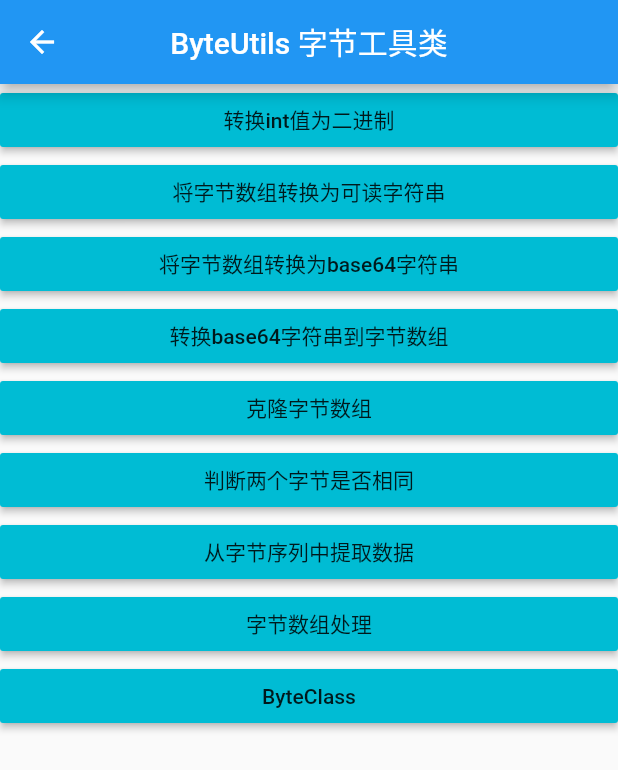
After one commit to yangchong211/YCFlutterUtils, a Flutter app: the BytePage screen opened directly, after a tap on "转换int值为二进制", on a phone screen of 412 x 824 dp. The commit adds this screen. Shown: the top 770 px of the screen. Run offline on Flutter 3.47's test engine with Material 2 defaults, Android fonts, the phone set to English and light mode, and no system bars; our stand-ins replace cached_network_image, convert, shared_preferences; accounts and stored records are empty; generated files the repository leaves out were written again.

Commit message:
添加字节处理工具类

```diff
--- a/example/lib/main.dart
+++ b/example/lib/main.dart
@@ -7,6 +7,7 @@ import 'package:yc_flutter_utils/except/handle_exception.dart';
 import 'package:flutter_localizations/flutter_localizations.dart';
 import 'package:yc_flutter_utils/log/log_utils.dart';
 import 'package:yc_flutter_utils_example/utils/bus_utils_page.dart';
+import 'package:yc_flutter_utils_example/utils/byte_utils_page.dart';
 import 'package:yc_flutter_utils_example/utils/color_utils_page.dart';
 import 'package:yc_flutter_utils_example/utils/data_utils_page.dart';
 import 'package:yc_flutter_utils_example/utils/encrypt_utils_page.dart';
@@ -175,6 +176,7 @@ class HomePageState extends State<HomePage>{
               CustomRaisedButton(new SpPage(), "SpUtils sp存储工具类"),
               CustomRaisedButton(new ParserPage(), "MarkupUtils 解析xml/html工具类"),
               CustomRaisedButton(new SystemPage(), "SystemUtils 系统工具类"),
+              CustomRaisedButton(new BytePage(), "Byte 字节工具类"),
               CustomRaisedButton(new OtherPage(), "其他一些工具类"),
             ],
           ),
--- /dev/null
+++ b/example/lib/utils/byte_utils_page.dart
@@ -0,0 +1,258 @@
+
+
+import 'dart:typed_data';
+
+import 'package:flutter/material.dart';
+import 'package:yc_flutter_utils/byte/byte.dart';
+import 'package:yc_flutter_utils/byte/byte_array.dart';
+import 'package:yc_flutter_utils/byte/byte_double_word.dart';
+import 'package:yc_flutter_utils/byte/byte_utils.dart';
+import 'package:yc_flutter_utils/byte/byte_word.dart';
+
+class BytePage extends StatefulWidget {
+
+  @override
+  State<StatefulWidget> createState() {
+    return new _PageState();
+  }
+}
+
+class _PageState extends State<BytePage> {
+
+  @override
+  void initState() {
+    super.initState();
+  }
+
+  @override
+  Widget build(BuildContext context) {
+    return Scaffold(
+      appBar: new AppBar(
+        title: new Text("ByteUtils 字节工具类"),
+        centerTitle: true,
+      ),
+      body: Center(child: WidgetExample()),
+    );
+  }
+}
+
+
+class WidgetExample extends StatelessWidget {
+  @override
+  Widget build(BuildContext context) {
+    return new ListView(
+      children: [
+        MaterialButton(
+          onPressed: testFromReadable,
+          child: new Text("转换int值为二进制"),
+          color: Colors.cyan,
+        ),
+        MaterialButton(
+          onPressed: testToReadable,
+          child: new Text("将字节数组转换为可读字符串"),
+          color: Colors.cyan,
+        ),
+        MaterialButton(
+          onPressed: testToBase64,
+          child: new Text("将字节数组转换为base64字符串"),
+          color: Colors.cyan,
+        ),
+        MaterialButton(
+          onPressed: testFromBase64,
+          child: new Text("转换base64字符串到字节数组"),
+          color: Colors.cyan,
+        ),
+        MaterialButton(
+          onPressed: testClone,
+          child: new Text("克隆字节数组"),
+          color: Colors.cyan,
+        ),
+        MaterialButton(
+          onPressed: testSame,
+          child: new Text("判断两个字节是否相同"),
+          color: Colors.cyan,
+        ),
+        MaterialButton(
+          onPressed: testExtract,
+          child: new Text("从字节序列中提取数据"),
+          color: Colors.cyan,
+        ),
+        MaterialButton(
+          onPressed: testByteArrayContructor,
+          child: new Text("字节数组处理"),
+          color: Colors.cyan,
+        ),
+        MaterialButton(
+          onPressed: testByteClass,
+          child: new Text("ByteClass"),
+          color: Colors.cyan,
+        ),
+      ],
+    );
+  }
+
+  void testFromReadable() {
+    const str1 = '01 02, ff 0x10,0xfa , 90 76 AF a0';
+    Uint8List bytes1 = ByteUtils.fromReadable(str1);
+    // [1, 2, 255, 16, 250, 144, 118, 175, 160]
+    print(bytes1.toString());
+
+    const str2 = '101 02 90 01,33 90 76 102, 901';
+    final bytes2 = ByteUtils.fromReadable(str2, radix: Radix.dec);
+    // [101, 2, 90, 1, 33, 90, 76, 102, 133]
+    print(bytes2);
+
+    Uint8List bytes3 = ByteUtils.fromReadable("a8");
+    print(bytes3.toString());
+
+  }
+
+  void testToReadable() {
+    final bytes = Uint8List.fromList([0x80, 01, 02, 0xff, 0xA1, 30, 10, 20, 77]);
+    final str1 = ByteUtils.toReadable(bytes);
+    // 0x80 0x1 0x2 0xFF 0xA1 0x1E 0xA 0x14 0x4D
+    print(str1);
+    final str2 = ByteUtils.toReadable(bytes, radix: Radix.dec);
+    // 128 1 2 255 161 30 10 20 77
+    print(str2);
+
+    final bytes3 = Uint8List.fromList([0x80]);
+    final str3 = ByteUtils.toReadable(bytes3);
+    print(str3);
+  }
+
+  void testToBase64() {
+    final bytes = Uint8List.fromList([0x80, 01, 02, 0xff, 0xA1, 30, 10, 32]);
+    final base64 = ByteUtils.toBase64(bytes);
+    // gAEC/6EeCiA=
+    print(base64);
+  }
+
+  void testFromBase64() {
+    final base64 = 'gAEC/6EeCiA=';
+    final bytes = ByteUtils.fromBase64(base64);
+    // [128, 1, 2, 255, 161, 30, 10, 32]
+    print(bytes);
+  }
+
+  void testClone() {
+    final bytes = Uint8List.fromList([0x80, 01, 02, 0xff, 0xA1, 30, 10, 32]);
+    final clone = ByteUtils.clone(bytes);
+    // [128, 1, 2, 255, 161, 30, 10, 32]
+    print(clone);
+  }
+
+  void testSame() {
+    final bytes1 = Uint8List.fromList([0x80, 01, 02, 0xff, 0xA1, 30, 10, 32]);
+    final bytes2 = Uint8List.fromList([0xA1, 30, 10, 32]);
+    final same = ByteUtils.same(bytes1, bytes2);
+    // false
+    print(same);
+  }
+
+  void testExtract() {
+    final bytes = Uint8List.fromList([0x80, 01, 02, 0xff, 0xA1, 30, 10, 32]);
+
+    // 0x1 0x2 0xFF
+    print(ByteUtils.toReadable(
+        ByteUtils.extract(origin: bytes, indexStart: 1, length: 3)));
+
+    // null
+    print(ByteUtils.toReadable(
+        ByteUtils.extract(origin: bytes, indexStart: 0, length: 0)));
+
+    // 0x80 0x1 0x2 0xFF 0xA1 0x1E 0xA 0x20
+    print(ByteUtils.toReadable(
+        ByteUtils.extract(origin: bytes, indexStart: 0, length: 100)));
+
+    // null
+    print(ByteUtils.toReadable(
+        ByteUtils.extract(origin: bytes, indexStart: 10, length: 8)));
+
+    // 0x80 0x1 0x2 0xFF 0xA1 0x1E 0xA 0x20
+    print(ByteUtils.toReadable(
+        ByteUtils.extract(origin: bytes, indexStart: 0, length: 8)));
+
+    // null
+    print(ByteUtils.toReadable(
+        ByteUtils.extract(origin: bytes, indexStart: 8, length: 1)));
+
+    // 0x20
+    print(ByteUtils.toReadable(
+        ByteUtils.extract(origin: bytes, indexStart: 7, length: 1)));
+  }
+
+  void testByteArrayContructor() {
+    // [1, 2, 3]
+    final arr1 = ByteArray(Uint8List.fromList([1, 2, 3]));
+    print(arr1.bytes);
+
+    // [3]
+    final arr2 = ByteArray.fromByte(3);
+    print(arr2.bytes);
+
+    // [1, 2, 3, 4, 5, 6]
+    final arr3 = ByteArray.combineArrays(
+        Uint8List.fromList([1, 2, 3]), Uint8List.fromList([4, 5, 6]));
+    print(arr3.bytes);
+
+    // [1, 2, 3, 7]
+    final arr4 = ByteArray.combine1(Uint8List.fromList([1, 2, 3]), 7);
+    print(arr4.bytes);
+
+    // [8, 1, 2, 3]
+    final arr5 = ByteArray.combine2(8, Uint8List.fromList([1, 2, 3]));
+    print(arr5.bytes);
+
+    // [8, 1, 2, 3, 10]
+    arr5.append(10);
+    print(arr5.bytes);
+
+    // [8, 1, 2, 3, 10, 9, 9]
+    arr5.appendArray(Uint8List.fromList([9, 9]));
+    print(arr5.bytes);
+
+    // [8, 12, 1, 2, 3, 10, 9, 9]
+    arr5.insert(indexStart: 1, value: 12);
+    print(arr5.bytes);
+
+    // [8, 12, 1, 2, 3, 10, 9, 9, 13]
+    arr5.insert(indexStart: 100, value: 13);
+    print(arr5.bytes);
+
+    // [8, 12, 1, 23, 23, 2, 3, 10, 9, 9, 13]
+    arr5.insertArray(indexStart: 3, arrayInsert: Uint8List.fromList([23, 23]));
+    print(arr5.bytes);
+
+    // [12, 1, 23, 23, 2, 3, 10, 9, 9, 13]
+    arr5.remove(indexStart: 0, lengthRemove: 1);
+    print(arr5.bytes);
+
+    // [12, 1, 23]
+    arr5.remove(indexStart: 3, lengthRemove: 9);
+    print(arr5.bytes);
+  }
+
+  void testByteClass() {
+    final byte1 = Byte(3);
+    final byte2 = Byte(0xA1);
+    final byte3 = Byte(12);
+    final byte4 = Byte(65);
+
+    // 03
+    print(byte1);
+
+    final word = ByteWord(high: byte2, low: byte1);
+    // A1,03
+    print(word);
+
+    final doubleWord =
+    ByteDoubleWord(one: byte1, two: byte2, three: byte3, four: byte4);
+    // 41,0C,A1,03
+    print(doubleWord);
+
+    final dw = ByteDoubleWord.fromInt(184384451);
+    // 0x0A,0xFD,0x7B,0xC3
+    print(dw);
+  }
+}
--- /dev/null
+++ b/lib/byte/byte.dart
@@ -0,0 +1,17 @@
+
+
+class Byte {
+
+  int _byte = 0;
+
+  int get value => _byte;
+
+  Byte(int value) {
+    _byte = value & 0xFF;
+  }
+
+  @override
+  String toString() {
+    return '0x' + (_byte.toRadixString(16).padLeft(2, '0').toUpperCase());
+  }
+}
--- /dev/null
+++ b/lib/byte/byte_array.dart
@@ -0,0 +1,76 @@
+import 'dart:typed_data';
+import 'package:flutter/material.dart';
+import 'package:yc_flutter_utils/byte/byte.dart';
+import 'package:yc_flutter_utils/byte/byte_utils.dart';
+
+
+/// 字节数组
+class ByteArray {
+
+  Uint8List _bytes = Uint8List(0);
+
+  /// bytes in UInt8List
+  Uint8List get bytes => _bytes;
+
+  /// bytes in List<Byte>
+  List<Byte> get array => _bytes.map((byte) => Byte(byte)).toList();
+
+  ByteArray(Uint8List array) {
+    _bytes = Uint8List.fromList(array);
+  }
+
+  /// 从字节数组中提取数值
+  ByteArray.fromByte(int value) {
+    _bytes = _toArray(value);
+  }
+
+  /// 合并两个字节
+  ByteArray.combineArrays(Uint8List array1, Uint8List array2) {
+    _bytes = ByteUtils.combine(arrayFirst: array1, arraySecond: array2);
+  }
+
+  /// 合并某个值到字节数组，value放到最后
+  ByteArray.combine1(Uint8List array, int value) {
+    _bytes = ByteUtils.combine(arrayFirst: array, arraySecond: _toArray(value));
+  }
+
+  /// 合并某个值到数据，value放到最前
+  ByteArray.combine2(int value, Uint8List array) {
+    _bytes = ByteUtils.combine(arrayFirst: _toArray(value), arraySecond: array);
+  }
+
+  /// 添加某个值到字节数组
+  Uint8List append(int value) {
+    _bytes = ByteUtils.combine(arrayFirst: _bytes, arraySecond: _toArray(value));
+    return _bytes;
+  }
+
+  Uint8List appendArray(Uint8List array) {
+    _bytes = ByteUtils.combine(arrayFirst: _bytes, arraySecond: array);
+    return _bytes;
+  }
+
+  Uint8List insert({@required int indexStart, @required int value}) {
+    _bytes = ByteUtils.insert(origin: _bytes,
+        indexStart: indexStart, arrayInsert: Uint8List.fromList([value]));
+    return _bytes;
+  }
+
+  Uint8List insertArray(
+      {@required int indexStart, @required Uint8List arrayInsert}) {
+    _bytes = ByteUtils.insert(origin: _bytes,
+        indexStart: indexStart, arrayInsert: arrayInsert);
+    return _bytes;
+  }
+
+  Uint8List remove({@required int indexStart, @required int lengthRemove}) {
+    _bytes = ByteUtils.remove(origin: _bytes,
+        indexStart: indexStart, lengthRemove: lengthRemove);
+    return _bytes;
+  }
+
+  Uint8List _toArray(int value) {
+    return Uint8List.fromList([value]);
+  }
+
+}
--- /dev/null
+++ b/lib/byte/byte_double_word.dart
@@ -0,0 +1,39 @@
+import 'dart:typed_data';
+
+import 'package:flutter/material.dart';
+
+import 'byte.dart';
+
+class ByteDoubleWord {
+
+  Byte _one = Byte(0);
+  Byte _two = Byte(0);
+  Byte _three = Byte(0);
+  Byte _four = Byte(0);
+
+  ByteDoubleWord({@required Byte one, @required Byte two,
+    @required Byte three, @required Byte four}) {
+    _one = one;
+    _two = two;
+    _three = three;
+    _four = four;
+  }
+
+  ByteDoubleWord.fromInt(int value) {
+    _four = Byte(value >> 24);
+    _three = Byte(value >> 16);
+    _two = Byte(value >> 8);
+    _one = Byte(value);
+  }
+
+  Uint8List get bytes =>
+      Uint8List.fromList([_one.value, _two.value, _three.value, _four.value]);
+
+  @override
+  String toString() {
+    return _four.toString() +
+        ',' + _three.toString() +
+        ',' + _two.toString() +
+        ',' + _one.toString();
+  }
+}
--- /dev/null
+++ b/lib/byte/byte_utils.dart
@@ -0,0 +1,138 @@
+
+import 'dart:convert';
+import 'dart:typed_data';
+
+import 'package:flutter/material.dart';
+import 'package:yc_flutter_utils/flutter_utils.dart';
+
+/// Radix: hex&dec
+enum Radix {
+  hex,
+  dec,
+}
+
+/// 字节工具类
+class ByteUtils {
+
+  ByteUtils._();
+
+  /// 将可读字符串转换为字节数组，用空格或逗号分隔的字节。
+  /// 默认的基数是十六进制，或者指定的基数
+  /// 比如：'01 02, ff 0x10,0xfa , 90 76 AF a0'
+  /// 输出：[1, 2, 255, 16, 250, 144, 118, 175, 160]
+  static Uint8List fromReadable(String readable, {Radix radix = Radix.hex}) {
+    if(TextUtils.isEmpty(readable)){
+      return null;
+    }
+    final List<int> list = [];
+    final split = RegExp(' +');
+    final strArray = readable.replaceAll(',', ' ').split(split);
+
+    for (String str in strArray) {
+      var pure = str.trim();
+      if (radix == Radix.hex && pure.startsWith('0x')) {
+        pure = pure.substring(2);
+      }
+
+      final value = int.tryParse(pure, radix: radix == Radix.hex ? 16 : 10);
+      if (value == null) return null;
+
+      list.add(value);
+    }
+
+    if (list.length <= 0) return null;
+
+    return Uint8List.fromList(list);
+  }
+
+  /// 将字节数组转换为可读字符串。
+  /// 默认基数是十六进制，或指定的基数
+  static String toReadable(Uint8List buffer, {Radix radix = Radix.hex}) {
+    if (buffer == null || buffer.length <= 0) return '';
+
+    final List<String> list = [];
+    for (int data in buffer) {
+      var str =
+          data.toRadixString(radix == Radix.hex ? 16 : 10).padLeft(2, '0');
+      if (radix == Radix.hex) str = ('0x' + str.toUpperCase());
+      list.add(str);
+    }
+    final result = list.join(' ');
+    return result;
+  }
+
+  /// 将字节数组转换为base64字符串
+  static String toBase64(Uint8List buffer) {
+    final str = base64Encode(buffer);
+    return str;
+  }
+
+  /// 转换base64字符串到字节数组
+  static Uint8List fromBase64(String base64) {
+    final data = base64Decode(base64);
+    return data;
+  }
+
+  /// 克隆字节数组
+  static Uint8List clone(Uint8List origin) {
+    return Uint8List.fromList(origin);
+  }
+
+  /// 判断两个字节是否相同
+  static bool same(Uint8List bytes1, Uint8List bytes2) {
+    if (bytes1.length != bytes2.length) return false;
+    for (int i = 0; i < bytes1.length; i++) {
+      if (bytes1[i] != bytes2[i]) return false;
+    }
+    return true;
+  }
+
+  /// 从字节序列中提取数据
+  static Uint8List extract({@required Uint8List origin,
+      @required int indexStart, @required int length}) {
+    if (indexStart >= origin.length) return null;
+    int end = indexStart + length;
+    if (end >= origin.length) {
+      end = origin.length;
+    }
+    final sub = origin.sublist(indexStart, end);
+    return sub;
+  }
+
+  /// 将两个字节拼接
+  static Uint8List combine({@required Uint8List arrayFirst,
+    @required Uint8List arraySecond}) {
+    return insert(origin: arrayFirst, indexStart: arrayFirst.length,
+        arrayInsert: arraySecond);
+  }
+
+  /// 在字节某个索引处插入字节
+  static Uint8List insert({@required Uint8List origin,
+      @required int indexStart, @required Uint8List arrayInsert}) {
+    if (indexStart < 0 || arrayInsert.length <= 0) return origin;
+
+    if (origin.length == 0) {
+      return Uint8List.fromList(arrayInsert);
+    }
+
+    final actIndex = indexStart > origin.length ? origin.length : indexStart;
+
+    var list = List<int>.from(origin);
+    list.insertAll(actIndex, arrayInsert);
+    return Uint8List.fromList(list);
+  }
+
+  /// 在字节某个索引处移除字节
+  static Uint8List remove({@required Uint8List origin,
+    @required int indexStart, @required int lengthRemove}) {
+    if (indexStart < 0 || lengthRemove <= 0) return origin;
+    if (origin.length == 0) return origin;
+    if (indexStart >= origin.length) return origin;
+    final actEnd = (indexStart + lengthRemove > origin.length)
+        ? origin.length
+        : (indexStart + lengthRemove);
+    var list = List<int>.from(origin);
+    list.removeRange(indexStart, actEnd);
+    return Uint8List.fromList(list);
+  }
+}
--- /dev/null
+++ b/lib/byte/byte_word.dart
@@ -0,0 +1,31 @@
+import 'dart:typed_data';
+import 'package:flutter/material.dart';
+import 'byte.dart';
+
+class ByteWord {
+
+  Byte _high = Byte(0);
+  Byte _low = Byte(0);
+
+  Byte get high => _high;
+  Byte get low => _low;
+
+  ByteWord({@required Byte high, @required Byte low}) {
+    _high = high;
+    _low = low;
+  }
+
+  ByteWord.fromInt(int value) {
+    _high = Byte(value >> 8);
+    _low = Byte(value);
+  }
+
+  /// low at first, high at second.
+  /// little-endian
+  Uint8List get bytes => Uint8List.fromList([_low.value, _high.value]);
+
+  @override
+  String toString() {
+    return _high.toString() + ',' + _low.toString();
+  }
+}
```
Also changed, not shown: 1 other file.
